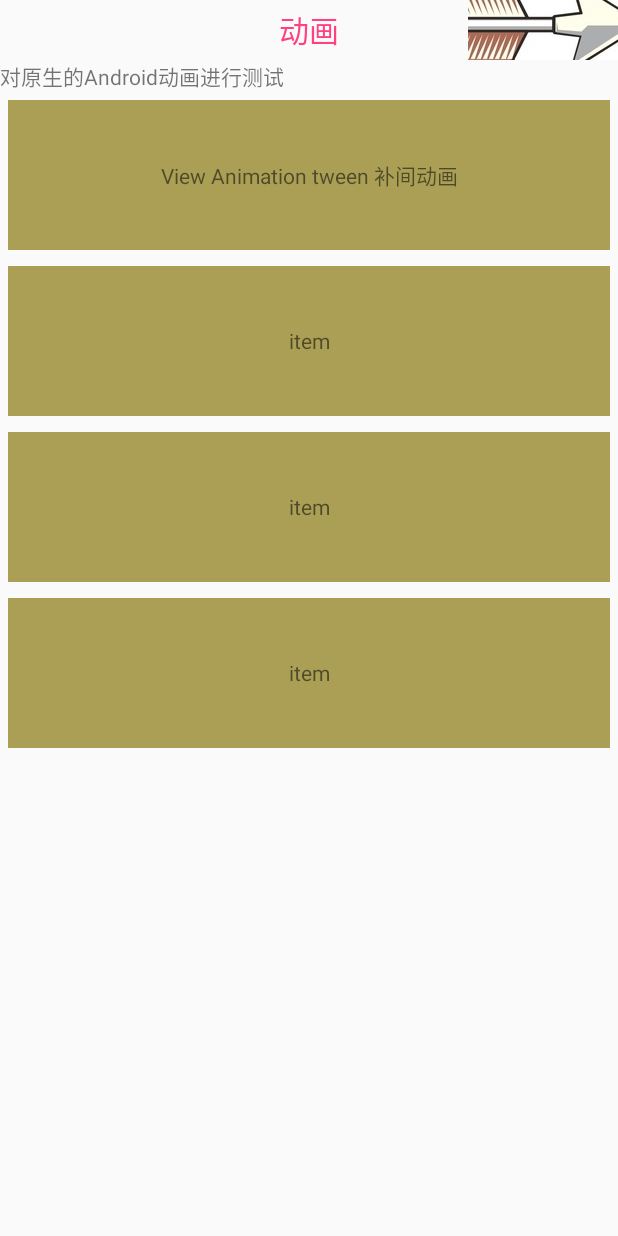
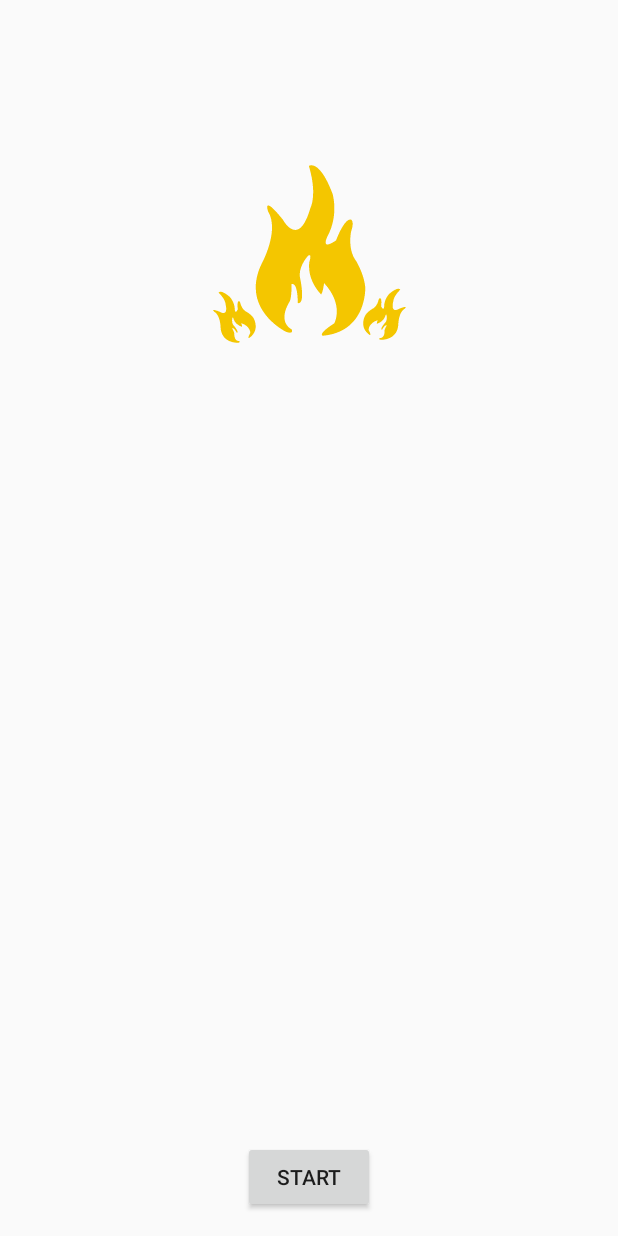
Before and after one commit to liuchuanzheng/SkillCollection, an Android app: the AnimationTestActivity screen opened directly, with no data from a screen before it, after a tap on "View Animation tween 补间动画", on a phone screen of 412 x 824 dp. Run offline under Robolectric (Android 15) with nearby library versions, the phone set to English and light mode, and no system bars; our stand-ins replace ButterKnife.

Commit message:
little thing

```diff
--- a/app/src/main/AndroidManifest.xml
+++ b/app/src/main/AndroidManifest.xml
@@ -21,6 +21,7 @@
         <activity android:name=".ui.activitys.LoggerTestActivity"/>
         <activity android:name=".ui.activitys.RealTestLoggerActivity"/>
         <activity android:name=".ui.activitys.AnimationTestActivity"/>
+        <activity android:name=".ui.activitys.RealTestAnimation0Activity"/>
     </application>
 
 </manifest>
--- a/app/src/main/java/com/liuchuanzheng/skillcollection/ui/activitys/AnimationTestActivity.java
+++ b/app/src/main/java/com/liuchuanzheng/skillcollection/ui/activitys/AnimationTestActivity.java
@@ -56,6 +56,17 @@ public class AnimationTestActivity extends LCZBaseActivity {
         mAdapter.setOnClickListener(new OnClickListener() {
             @Override
             public void onClick(int position) {
+                switch (position){
+                    case 0:
+                        RealTestAnimation0Activity.startAction((Activity) baseContext);
+                        break;
+                    case 1:
+                        break;
+                    case 2:
+                        break;
+                    case 3:
+                        break;
+                }
             }
 
             @Override
--- /dev/null
+++ b/app/src/main/java/com/liuchuanzheng/skillcollection/ui/activitys/RealTestAnimation0Activity.java
@@ -0,0 +1,43 @@
+package com.liuchuanzheng.skillcollection.ui.activitys;
+
+import android.app.Activity;
+import android.content.Intent;
+import android.os.Bundle;
+import android.support.annotation.Nullable;
+
+import com.liuchuanzheng.skillcollection.R;
+import com.liuchuanzheng.skillcollection.base.LCZBaseActivity;
+
+/**
+ * Created by 刘传政 on 2017/7/4 0004.
+ * QQ:1052374416
+ * 电话:18501231486
+ * 作用:
+ * 注意事项:
+ */
+
+public class RealTestAnimation0Activity extends LCZBaseActivity {
+    @Override
+    protected void onCreate(@Nullable Bundle savedInstanceState) {
+        super.onCreate(savedInstanceState);
+        setContentView(R.layout.activity_real_animation_0);
+        realTest();
+    }
+
+    /**
+     *
+     */
+    private void realTest() {}
+
+    /**
+     * 入口
+     *
+     * @param activity
+     */
+    public static void startAction(Activity activity) {
+        Intent intent = new Intent(activity, RealTestAnimation0Activity.class);
+        activity.startActivity(intent);
+        activity.overridePendingTransition(R.anim.fade_in,
+                R.anim.fade_out);
+    }
+}
--- /dev/null
+++ b/app/src/main/res/layout/activity_real_animation_0.xml
@@ -0,0 +1,24 @@
+<?xml version="1.0" encoding="utf-8"?>
+<RelativeLayout xmlns:android="http://schemas.android.com/apk/res/android"
+    xmlns:app="http://schemas.android.com/apk/res-auto"
+    android:layout_width="match_parent"
+    android:layout_height="match_parent">
+
+    <ImageView
+        android:id="@+id/iv"
+        android:layout_width="wrap_content"
+        android:layout_height="wrap_content"
+        android:layout_alignParentTop="true"
+        android:layout_centerHorizontal="true"
+        android:layout_marginTop="103dp"
+        app:srcCompat="@mipmap/logo" />
+
+    <Button
+        android:id="@+id/start"
+        android:layout_width="wrap_content"
+        android:layout_height="wrap_content"
+        android:layout_alignParentBottom="true"
+        android:layout_centerHorizontal="true"
+        android:layout_marginBottom="15dp"
+        android:text="start" />
+</RelativeLayout>
```
